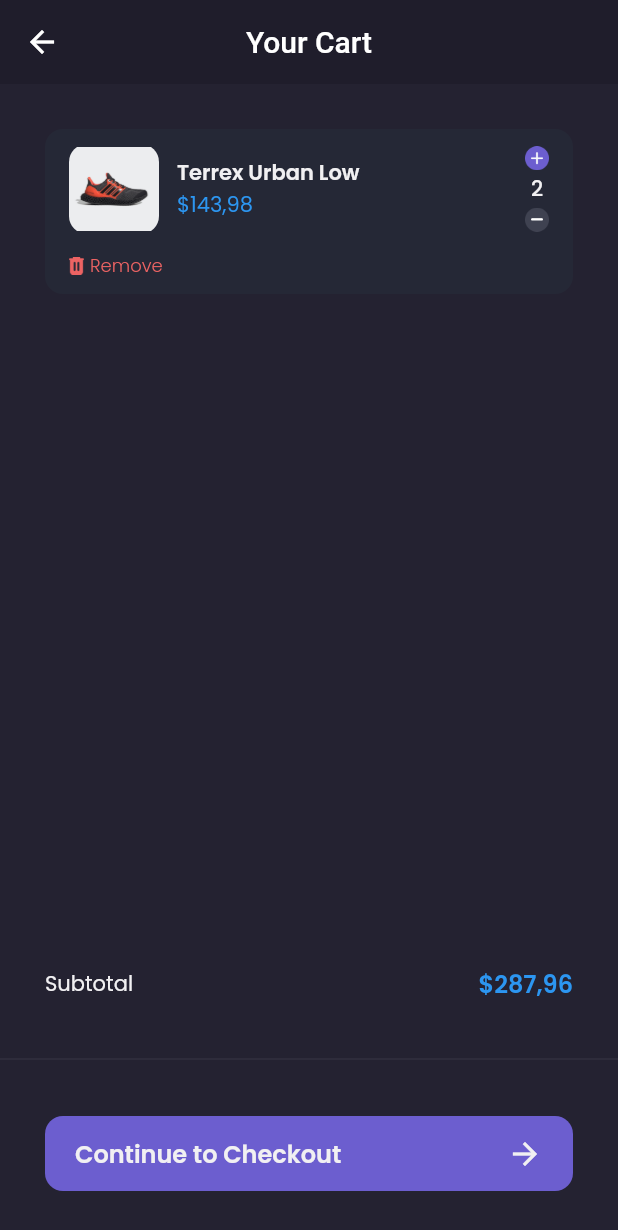
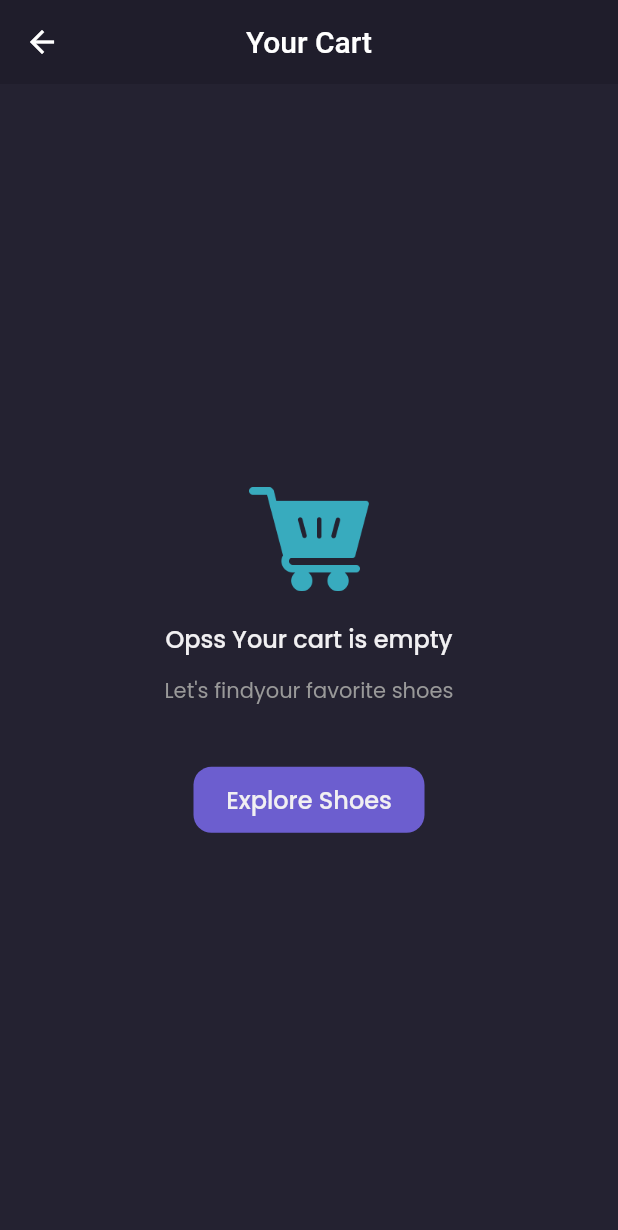
Before and after one commit to rizshirazy/shamo-flutter, a Flutter app: the CartPage screen opened by its route, on a phone screen of 412 x 824 dp. Shown: the top 1230 px of the screen. Run offline on Flutter 3.47's test engine with Material 2 defaults, Android fonts, the phone set to English and light mode, and no system bars; our stand-ins replace google_fonts; accounts and stored records are empty; network calls fail.

Commit message:
dynamic cart and checkout page

```diff
--- a/lib/main.dart
+++ b/lib/main.dart
@@ -10,6 +10,7 @@ import 'package:shamo/pages/sign_in_page.dart';
 import 'package:shamo/pages/sign_up_page.dart';
 import 'package:shamo/pages/splash_page.dart';
 import 'package:shamo/providers/auth_provider.dart';
+import 'package:shamo/providers/cart_provider.dart';
 import 'package:shamo/providers/product_provider.dart';
 import 'package:shamo/providers/wishlist_provider.dart';
 
@@ -23,7 +24,8 @@ class MyApp extends StatelessWidget {
       providers: [
         ChangeNotifierProvider(create: (context) => AuthProvider()),
         ChangeNotifierProvider(create: (context) => ProductProvider()),
-        ChangeNotifierProvider(create: (context) => WishlistProvider())
+        ChangeNotifierProvider(create: (context) => WishlistProvider()),
+        ChangeNotifierProvider(create: (context) => CartProvider()),
       ],
       child: MaterialApp(
         debugShowCheckedModeBanner: false,
--- a/lib/pages/cart_page.dart
+++ b/lib/pages/cart_page.dart
@@ -1,4 +1,7 @@
 import 'package:flutter/material.dart';
+import 'package:provider/provider.dart';
+import 'package:shamo/models/cart_model.dart';
+import 'package:shamo/providers/cart_provider.dart';
 import 'package:shamo/theme.dart';
 import 'package:shamo/widgets/cart_card.dart';
 
@@ -7,6 +10,9 @@ class CartPage extends StatelessWidget {
 
   @override
   Widget build(BuildContext context) {
+    CartProvider cartProvider = Provider.of<CartProvider>(context);
+    List<CartModel> carts = cartProvider.carts;
+
     PreferredSizeWidget header() {
       return AppBar(
         backgroundColor: bgColor1,
@@ -76,9 +82,7 @@ class CartPage extends StatelessWidget {
         padding: EdgeInsets.symmetric(
           horizontal: defaultMargin,
         ),
-        children: [
-          CartCard(),
-        ],
+        children: carts.map((cart) => CartCard(cart)).toList(),
       );
     }
 
@@ -97,7 +101,7 @@ class CartPage extends StatelessWidget {
                     style: primaryTextStyle,
                   ),
                   Text(
-                    '\$287,96',
+                    '\$${cartProvider.totalPrice()}',
                     style: priceTextStyle.copyWith(
                       fontSize: 16,
                       fontWeight: semibold,
@@ -152,8 +156,8 @@ class CartPage extends StatelessWidget {
     return Scaffold(
       backgroundColor: bgColor3,
       appBar: header(),
-      body: content(),
-      bottomNavigationBar: customButtomNav(),
+      body: carts.isEmpty ? emptyState() : content(),
+      bottomNavigationBar: carts.isEmpty ? null : customButtomNav(),
     );
   }
 }
--- a/lib/widgets/cart_card.dart
+++ b/lib/widgets/cart_card.dart
@@ -1,11 +1,17 @@
 import 'package:flutter/material.dart';
+import 'package:provider/provider.dart';
+import 'package:shamo/models/cart_model.dart';
+import 'package:shamo/providers/cart_provider.dart';
 import 'package:shamo/theme.dart';
 
 class CartCard extends StatelessWidget {
-  const CartCard({Key? key}) : super(key: key);
+  final CartModel cart;
+  CartCard(this.cart);
 
   @override
   Widget build(BuildContext context) {
+    CartProvider cartProvider = Provider.of<CartProvider>(context);
+
     return Container(
       margin: EdgeInsets.only(
         top: defaultMargin,
@@ -30,7 +36,7 @@ class CartCard extends StatelessWidget {
                 decoration: BoxDecoration(
                   borderRadius: BorderRadius.circular(12),
                   image: DecorationImage(
-                    image: AssetImage('assets/image_shoes.png'),
+                    image: NetworkImage(cart.product.galleries![0].url),
                   ),
                 ),
               ),
@@ -40,13 +46,13 @@ class CartCard extends StatelessWidget {
                   crossAxisAlignment: CrossAxisAlignment.start,
                   children: [
                     Text(
-                      'Terrex Urban Low',
+                      cart.product.name,
                       style: primaryTextStyle.copyWith(
                         fontWeight: semibold,
                       ),
                     ),
                     Text(
-                      '\$143,98',
+                      '\$${cart.product.price}',
                       style: priceTextStyle,
                     )
                   ],
@@ -54,28 +60,42 @@ class CartCard extends StatelessWidget {
               ),
               Column(
                 children: [
-                  Image.asset(
+                  GestureDetector(
+                    onTap: () {
+                      cartProvider.addQuantity(cart.id);
+                    },
+                    child: Image.asset(
                       'assets/button_add.png',
                       width: 16,
                     ),
+                  ),
                   SizedBox(height: 2),
                   Text(
-                    '2',
+                    cart.quantity.toString(),
                     style: primaryTextStyle.copyWith(
                       fontWeight: medium,
                     ),
                   ),
                   SizedBox(height: 2),
-                  Image.asset(
+                  GestureDetector(
+                    onTap: () {
+                      cartProvider.reduceQuantity(cart.id);
+                    },
+                    child: Image.asset(
                       'assets/button_min.png',
                       width: 16,
+                    ),
                   )
                 ],
               ),
             ],
           ),
           SizedBox(height: 12),
-          Row(
+          GestureDetector(
+            onTap: () {
+              cartProvider.removeCart(cart.id);
+            },
+            child: Row(
               children: [
                 Image.asset(
                   'assets/icon_remove.png',
@@ -90,6 +110,7 @@ class CartCard extends StatelessWidget {
                   ),
                 )
               ],
+            ),
           )
         ],
       ),
--- a/lib/widgets/checkout_card.dart
+++ b/lib/widgets/checkout_card.dart
@@ -1,8 +1,10 @@
 import 'package:flutter/material.dart';
+import 'package:shamo/models/cart_model.dart';
 import 'package:shamo/theme.dart';
 
 class CheckoutCard extends StatelessWidget {
-  const CheckoutCard({Key? key}) : super(key: key);
+  final CartModel cart;
+  CheckoutCard(this.cart);
 
   @override
   Widget build(BuildContext context) {
@@ -24,7 +26,7 @@ class CheckoutCard extends StatelessWidget {
             decoration: BoxDecoration(
               borderRadius: BorderRadius.circular(12),
               image: DecorationImage(
-                image: AssetImage('assets/image_shoes.png'),
+                image: NetworkImage(cart.product.galleries![0].url),
               ),
             ),
           ),
@@ -34,13 +36,13 @@ class CheckoutCard extends StatelessWidget {
               crossAxisAlignment: CrossAxisAlignment.start,
               children: [
                 Text(
-                  'Terrex Urban Low',
+                  cart.product.name,
                   style: primaryTextStyle.copyWith(fontWeight: semibold),
                   overflow: TextOverflow.ellipsis,
                 ),
                 SizedBox(height: 2),
                 Text(
-                  '\$143,98',
+                  '\$${cart.product.price}',
                   style: priceTextStyle,
                 )
               ],
@@ -48,7 +50,7 @@ class CheckoutCard extends StatelessWidget {
           ),
           SizedBox(width: 10),
           Text(
-            '2 items',
+            '${cart.quantity} item',
             style: secondaryTextStyle.copyWith(fontSize: 12),
           )
         ],
```
Also changed, not shown: lib/pages/checkout_page.dart (+16 -5 lines), lib/pages/product_page.dart (+14 -4 lines). Lines whose indentation alone changed are shown as unchanged.
